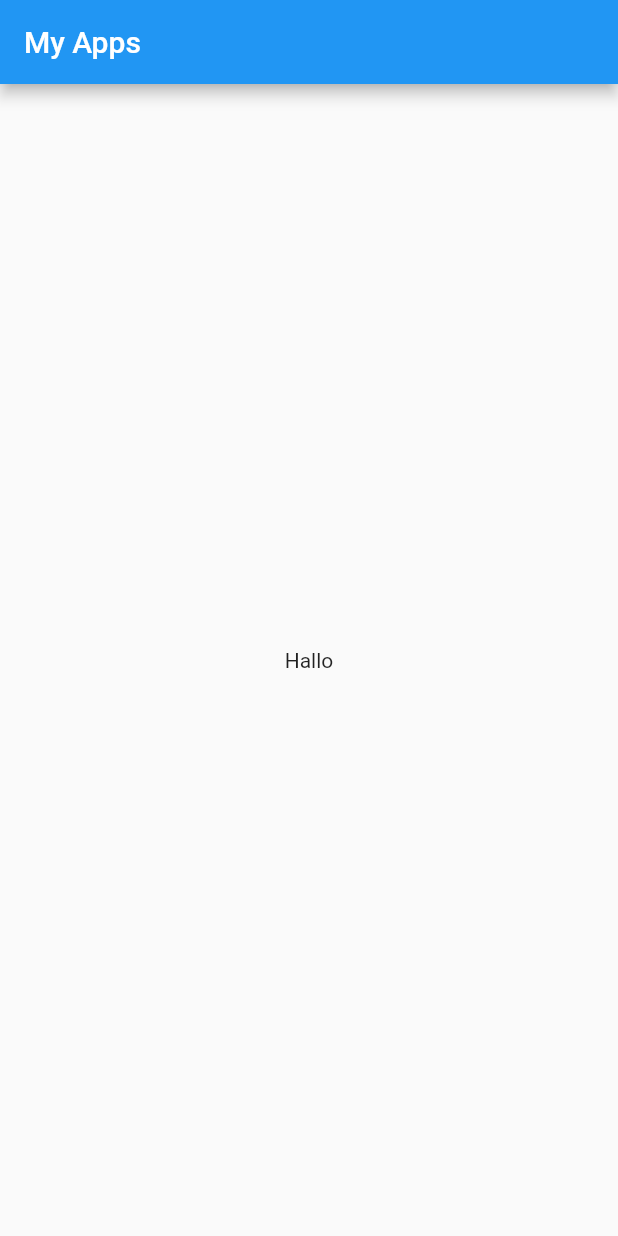
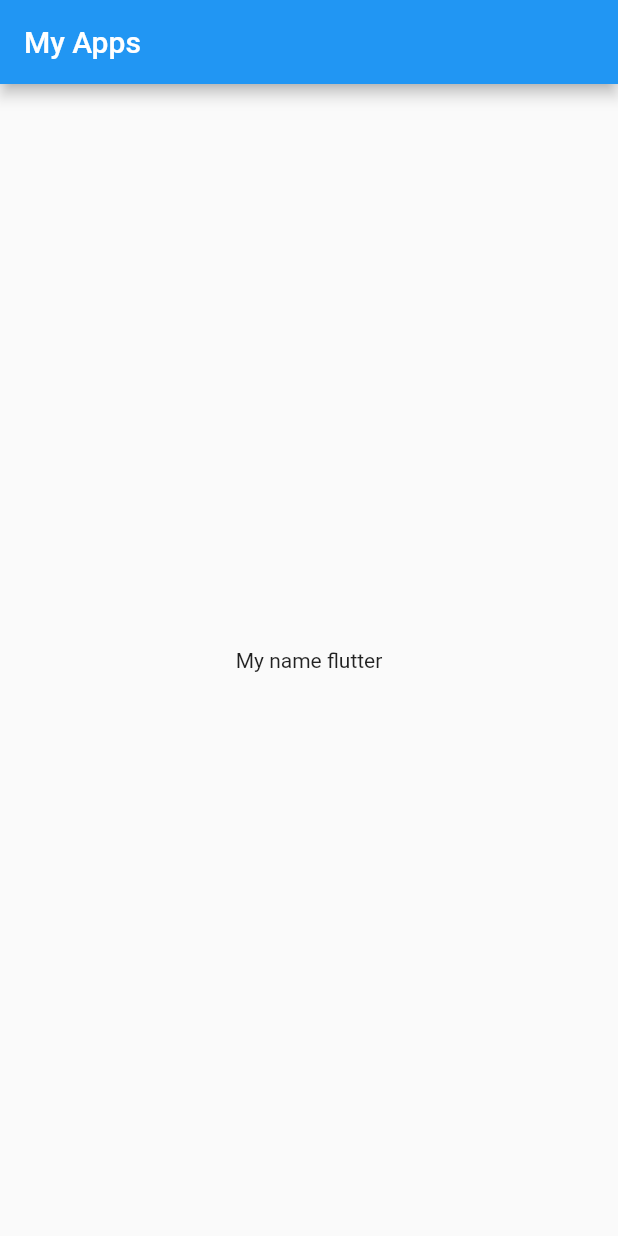
Before and after one commit to MegyPermana/Flutter_Fun, a Flutter app: the screen it shows after launch, on a phone screen of 412 x 824 dp. Run offline on Flutter 3.47's test engine with Material 2 defaults, Android fonts, the phone set to English and light mode, and no system bars.

Commit message:
fixing Apa Kabar

```diff
--- a/four/dart ku/lib/main.dart
+++ b/four/dart ku/lib/main.dart
@@ -14,7 +14,7 @@ class MyApp extends StatelessWidget {
           title: Text("My Apps"),
         ),
         body: Center(
-          child: Text("Hallo"),
+          child: Text("My name flutter"),
         ),
       ),
     );
```
